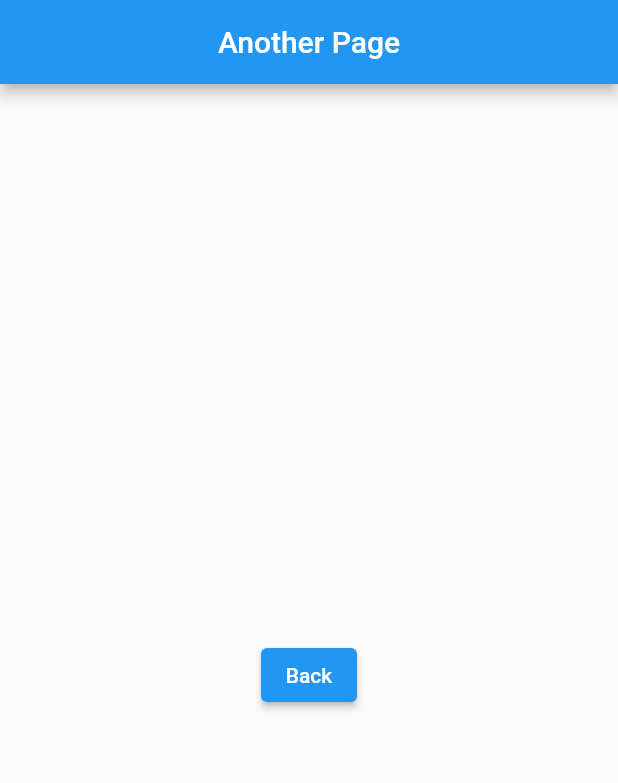
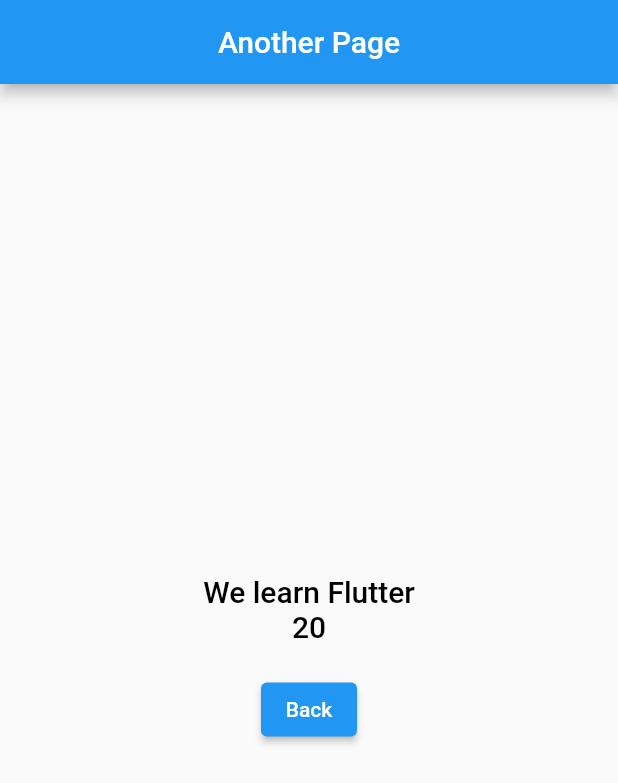
Before and after one commit to sadman-ichha/Flutter-Learing, a Flutter app: the screen it shows after launch, after a tap on "Click", on a phone screen of 412 x 824 dp. Shown: the top 783 px of the screen. Run offline on Flutter 3.47's test engine with Material 2 defaults, Android fonts, the phone set to English and light mode, and no system bars.

Commit message:
constructor

```diff
--- a/lib/Data-Pass-by_Constructor/another_page.dart
+++ b/lib/Data-Pass-by_Constructor/another_page.dart
@@ -3,9 +3,12 @@
 import 'package:flutter/material.dart';
 
 class AnotherPage extends StatelessWidget {
-  String catchData;
-  AnotherPage(this.catchData) {
-    print("fatch Data");
+  String? catchData;
+  int? age;
+  //optional perameter with name perameter constructor
+  AnotherPage(this.age, {required this.catchData}) {
+    print('First');
+    print('End');
   }
 
   @override
@@ -20,6 +23,20 @@
         child: Column(
           mainAxisAlignment: MainAxisAlignment.center,
           children: [
+            Text(
+              catchData!,
+              style: TextStyle(
+                  fontSize: 20.0,
+                  fontWeight: FontWeight.w500,
+                  color: Colors.black),
+            ),
+            Text(
+              age.toString(),
+              style: TextStyle(
+                  fontSize: 20.0,
+                  fontWeight: FontWeight.w500,
+                  color: Colors.black),
+            ),
             SizedBox(height: 20.0),
             ElevatedButton(
                 onPressed: () => Navigator.pop(context), child: Text("Back")),
--- a/lib/Data-Pass-by_Constructor/data_pass_by_constructor.dart
+++ b/lib/Data-Pass-by_Constructor/data_pass_by_constructor.dart
@@ -4,7 +4,8 @@
 import 'another_page.dart';
 
 class DataPassByConstructor extends StatelessWidget {
-  String name = "We learn Flutter" ;
+  String _stringData = "We learn Flutter";
+  int age=20;
 
   @override
   Widget build(BuildContext context) {
@@ -31,7 +32,7 @@
         onTap: () => Navigator.push(
             context,
             MaterialPageRoute(
-                builder: (BuildContext context) => AnotherPage(name))),
+                builder: (BuildContext context) => AnotherPage(age, catchData:_stringData ))),
       ),
     ));
   }
--- a/pubspec.yaml
+++ b/pubspec.yaml
@@ -30,6 +30,7 @@
   flutter:
     sdk: flutter
   image_picker: ^0.8.6
+  fluttertoast: ^8.1.1
 
 
   # The following adds the Cupertino Icons font to your application.
```
Also changed, not shown: pubspec.lock.
